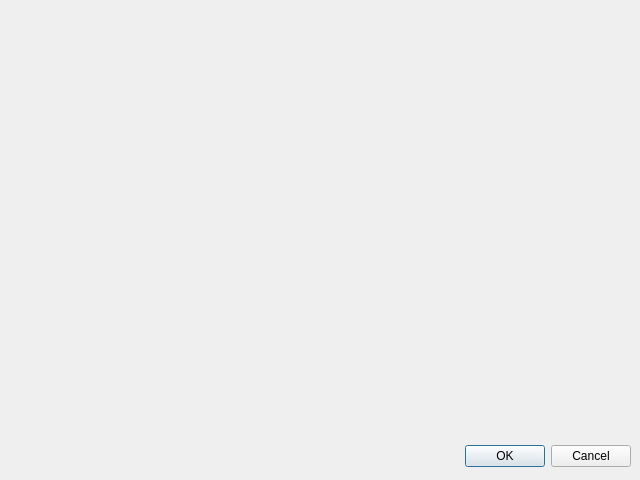
First picture: the form in Resources/UI/Componentes/FiltroPadrao.ui, repository Klubas/Projeto-SOAD, before the edit.
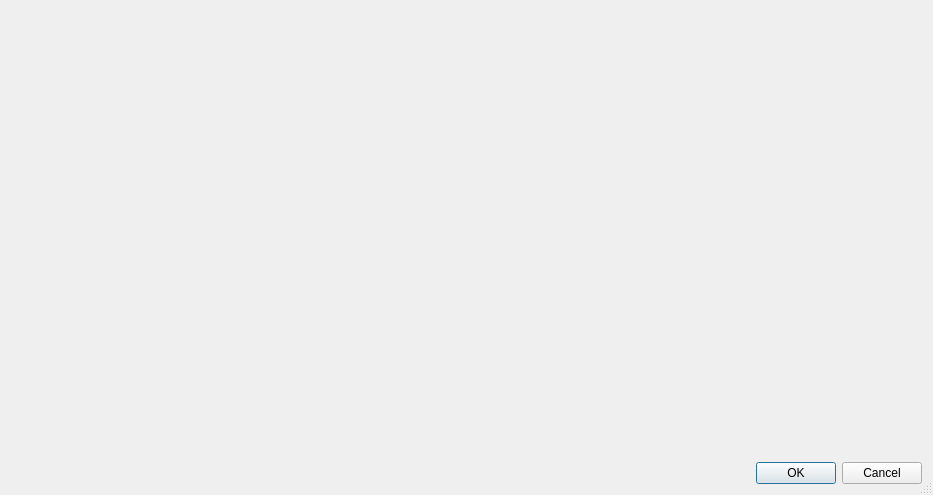
Second picture: the form after the edit.

Commit message: - Inicio de implementação de filtro padrão em listas

```diff
--- a/Resources/UI/Componentes/FiltroPadrao.ui
+++ b/Resources/UI/Componentes/FiltroPadrao.ui
@@ -9,29 +9,67 @@
    <rect>
     <x>0</x>
     <y>0</y>
-    <width>640</width>
-    <height>480</height>
+    <width>933</width>
+    <height>495</height>
    </rect>
   </property>
+  <property name="minimumSize">
+   <size>
+    <width>0</width>
+    <height>0</height>
+   </size>
+  </property>
+  <property name="maximumSize">
+   <size>
+    <width>16777215</width>
+    <height>16777215</height>
+   </size>
+  </property>
   <property name="windowTitle">
    <string>Filtro</string>
   </property>
-  <widget class="QDialogButtonBox" name="buttonBox">
-   <property name="geometry">
-    <rect>
-     <x>10</x>
-     <y>440</y>
-     <width>621</width>
-     <height>32</height>
-    </rect>
-   </property>
-   <property name="orientation">
-    <enum>Qt::Horizontal</enum>
-   </property>
-   <property name="standardButtons">
-    <set>QDialogButtonBox::Cancel|QDialogButtonBox::Ok</set>
-   </property>
-  </widget>
+  <property name="sizeGripEnabled">
+   <bool>true</bool>
+  </property>
+  <property name="modal">
+   <bool>true</bool>
+  </property>
+  <layout class="QGridLayout" name="gridLayout">
+   <item row="0" column="0">
+    <widget class="QFrame" name="frame">
+     <layout class="QGridLayout" name="gridLayout_2">
+      <property name="leftMargin">
+       <number>0</number>
+      </property>
+      <property name="topMargin">
+       <number>0</number>
+      </property>
+      <property name="rightMargin">
+       <number>0</number>
+      </property>
+      <property name="bottomMargin">
+       <number>0</number>
+      </property>
+      <property name="spacing">
+       <number>0</number>
+      </property>
+      <item row="1" column="0">
+       <widget class="QDialogButtonBox" name="buttonBox">
+        <property name="orientation">
+         <enum>Qt::Horizontal</enum>
+        </property>
+        <property name="standardButtons">
+         <set>QDialogButtonBox::Cancel|QDialogButtonBox::Ok</set>
+        </property>
+       </widget>
+      </item>
+      <item row="0" column="0">
+       <widget class="QWidget" name="widget" native="true"/>
+      </item>
+     </layout>
+    </widget>
+   </item>
+  </layout>
  </widget>
  <resources/>
  <connections>
```
Left out of the diff: 35 changed lines with no effect on the pictures. The commit also changes 27 other files.
